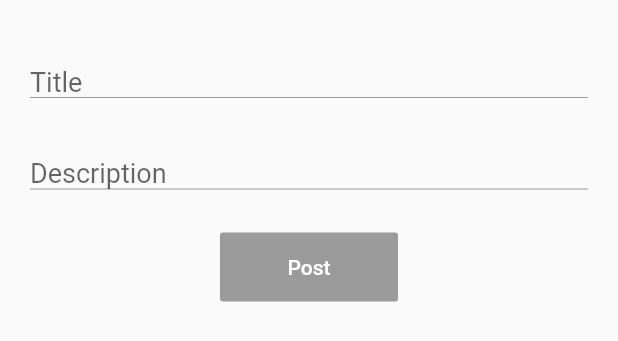
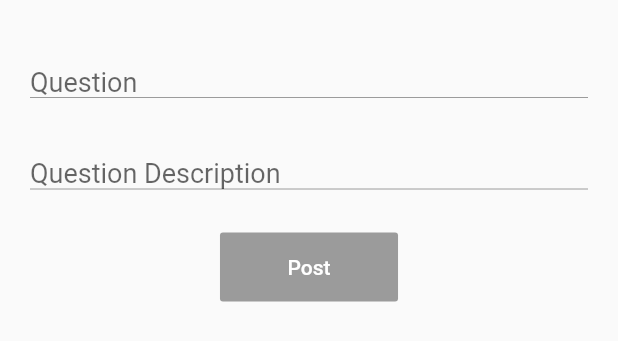
Before and after one commit to Harshit564/Flutter-Chat-Application, a Flutter app: the _PostPage widget shown alone on an empty page, opened directly, on a phone screen of 412 x 824 dp. Shown: the top 341 px of the screen. Run offline on Flutter 3.47's test engine with Material 2 defaults, Android fonts, the phone set to English and light mode, and no system bars; our stand-ins replace firebase_analytics, firebase_auth, firebase_database, google_sign_in, shared_preferences, transparent_image; accounts and stored records are empty.

Commit message:
minor changes done

```diff
--- a/lib/chat.dart
+++ b/lib/chat.dart
@@ -16,7 +16,10 @@ final reference = FirebaseDatabase.instance.reference().child('chat');
 class ChatPage extends StatelessWidget {
   @override
   Widget build(BuildContext context) {
-    return new MaterialApp(title: "Chat", home: new ChatScreen());
+    return new MaterialApp(
+        title: "Chat",
+        debugShowCheckedModeBanner: false,
+        home: new ChatScreen());
   }
 }
 
--- a/lib/discussion_page.dart
+++ b/lib/discussion_page.dart
@@ -1,6 +1,5 @@
 import 'dart:async';
 
-import 'package:firebase_storage/firebase_storage.dart';
 import 'package:flutter/material.dart';
 import 'package:Flutter_Chat_Application/home.dart';
 import 'package:firebase_auth/firebase_auth.dart';
@@ -35,12 +34,13 @@ class PostBlogPage extends StatelessWidget {
   @override
   Widget build(BuildContext context) {
     return new MaterialApp(
+      debugShowCheckedModeBanner: false,
       routes: <String, WidgetBuilder>{
         "/home": (BuildContext context) => new HomePage(),
       },
       home: new Scaffold(
           appBar: new AppBar(
-            title: new Text('Post Blog..'),
+            title: new Text('Add Question'),
           ),
           body: new _PostPage()),
     );
@@ -87,7 +87,7 @@ class _PostPageState extends State<_PostPage> {
                     });
                   },
                   decoration: new InputDecoration.collapsed(
-                    hintText: "Title",
+                    hintText: "Question",
                     border: new UnderlineInputBorder(
                       borderSide: const BorderSide(
                           color: Colors.blueAccent,
@@ -108,7 +108,7 @@ class _PostPageState extends State<_PostPage> {
                     });
                   },
                   decoration: new InputDecoration.collapsed(
-                    hintText: "Description",
+                    hintText: "Question Description",
                     border: new UnderlineInputBorder(
                       borderSide: const BorderSide(
                           color: Colors.blueAccent,
--- a/lib/discussion_row.dart
+++ b/lib/discussion_row.dart
@@ -1,3 +1,4 @@
+import 'package:Flutter_Chat_Application/chat.dart';
 import 'package:flutter/material.dart';
 import 'package:firebase_database/firebase_database.dart';
 import 'package:transparent_image/transparent_image.dart';
--- a/lib/home.dart
+++ b/lib/home.dart
@@ -100,7 +100,7 @@ class HomePageState extends State<HomePage> {
   Widget build(BuildContext context) {
     Scaffold homeScaffold = new Scaffold(
         appBar: new AppBar(
-          title: new Text("Simple Blog App"),
+          title: new Text("Discussion Forum"),
           actions: <Widget>[
             new Builder(builder: (context) {
               return new IconButton(
--- a/lib/profile_page.dart
+++ b/lib/profile_page.dart
@@ -36,6 +36,7 @@ class ProfilePageState extends State<ProfilePage> {
 //   print(useremail);
 //   print(userphotourl);
     return new MaterialApp(
+      debugShowCheckedModeBanner: false,
       home: new Scaffold(
         appBar: new AppBar(
           title: new Text("Profile"),
```
